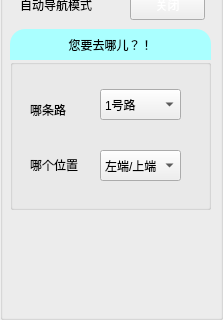
The window that lightcontrollboard.ui (CSU-Bug-Killer/CarDemo2) describes before a commit, drawn with Qt 5; both pictures show x 0 to 223 and y 301 to 621 of the 223 by 621 pixel window.
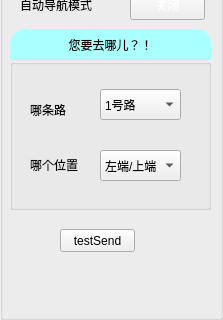
The same window after the commit.

The edit to the form file:
```diff
--- a/lightcontrollboard.ui
+++ b/lightcontrollboard.ui
@@ -398,6 +398,19 @@
      <set>Qt::AlignCenter</set>
     </property>
    </widget>
+   <widget class="QPushButton" name="testSend">
+    <property name="geometry">
+     <rect>
+      <x>60</x>
+      <y>530</y>
+      <width>75</width>
+      <height>23</height>
+     </rect>
+    </property>
+    <property name="text">
+     <string>testSend</string>
+    </property>
+   </widget>
   </widget>
  </widget>
  <resources/>
```
